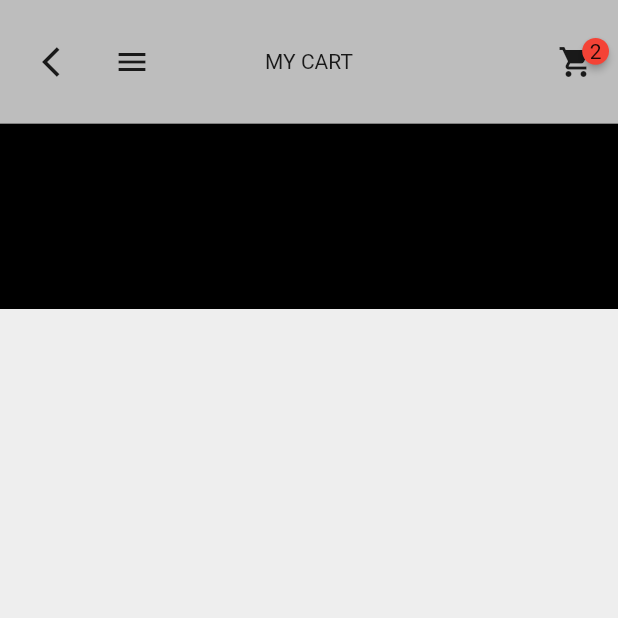
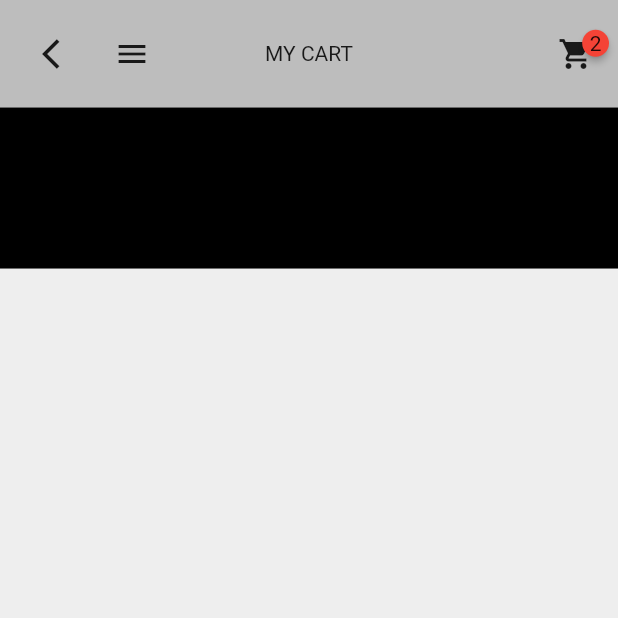
Before and after one commit to JAICHANGPARK/flutter_notebook_8th_story, a Flutter app: the MyCartPage screen opened directly, on a phone screen of 412 x 824 dp, the top half of it. Run offline on Flutter 3.47's test engine with Material 2 defaults, Android fonts, the phone set to English and light mode, and no system bars; drawn by our look-alikes of badges; our stand-ins replace google_fonts.

Commit message:
Update my_cart_page.dart

```diff
--- a/lib/ep561_fashion_store_app/my_cart_page.dart
+++ b/lib/ep561_fashion_store_app/my_cart_page.dart
@@ -54,7 +54,7 @@ class _MyCartPageState extends State<MyCartPage> {
                 color: Colors.black
               ),
             )),
-            Expanded(flex: 15, child: Container(
+            Expanded(flex: 18, child: Container(
               decoration: BoxDecoration(
                 color: Colors.grey[400]
               ),
```
